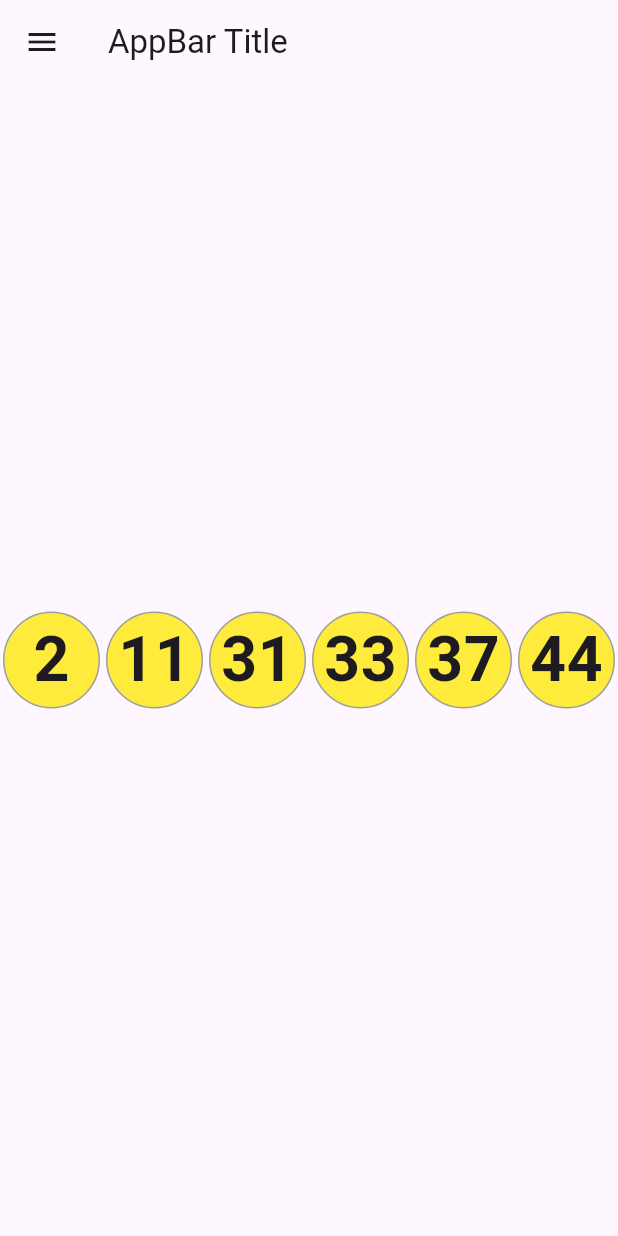
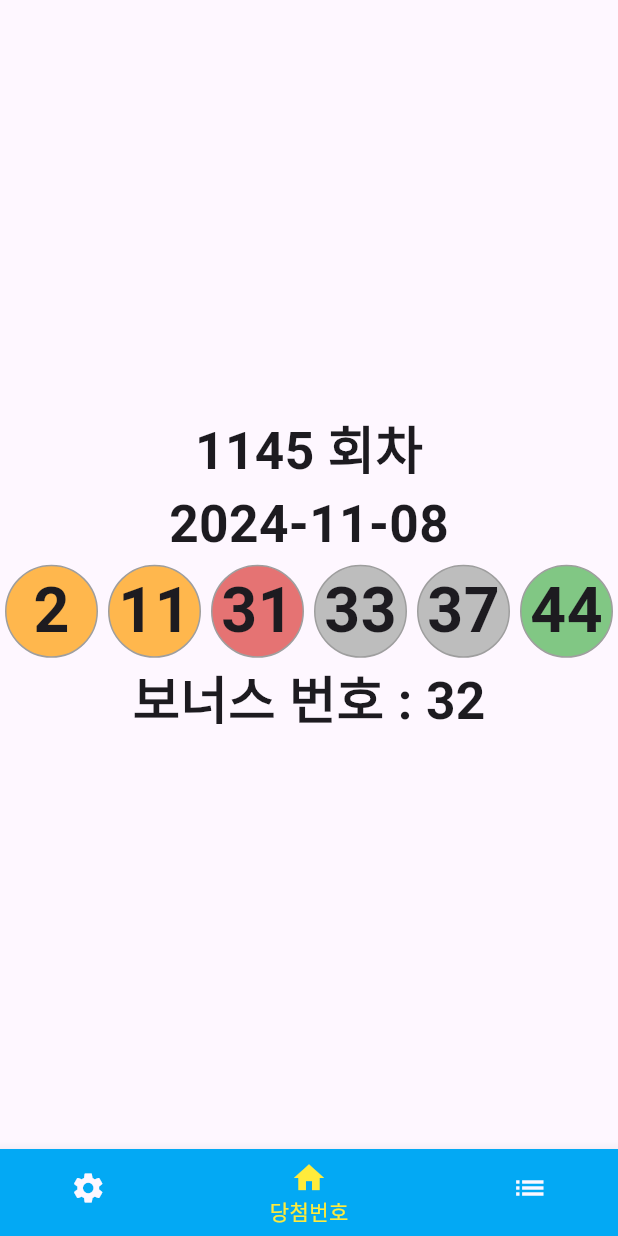
Before and after one commit to business-sixtick/flutter_lotto, a Flutter app: the screen it shows after launch, on a phone screen of 412 x 824 dp. Run offline on Flutter 3.47's test engine with Material 3 defaults, Android fonts, the light colour scheme and no system bars; our stand-ins replace csv, get; missing offline and left inert: cp949_codec.

Commit message:
파일 정리 및 번호생성 페이지, 볼색깔

```diff
--- a/lib/main copy 2.dart
+++ b/lib/backup/main copy 2.dart
@@ -1,5 +1,5 @@
 import 'package:flutter/material.dart';
-import 'lotto.dart';
+import '../control/lotto.dart';
 import 'package:get/get.dart';
 import 'package:flutter_localizations/flutter_localizations.dart';
 // import 'package:flutter/foundation.dart';
--- /dev/null
+++ b/lib/backup/main copy 3.dart
@@ -0,0 +1,105 @@
+import 'package:flutter/material.dart';
+import 'package:flutter_lotto/widget/list_page.dart';
+import 'package:flutter_lotto/widget/lotto_ball.dart';
+import '../control/lotto.dart';
+
+
+// late Lotto lotto;
+late List<List<int>> lottoList;
+void main() async {
+  WidgetsFlutterBinding.ensureInitialized();  // Flutter 바인딩을 초기화  . path_provider 와 관계가 있다.
+  lottoList = await Lotto.getListFromCSV();
+  debugPrint(lottoList.length.toString());
+
+  // debugPrint('main in');
+  // lotto = await Lotto.create();
+  // debugPrint('main lotto');
+  runApp(MyApp());
+  // debugPrint('main out');
+
+  // debugPrint('lotto.wins.length.toString() : ${lotto.wins.length.toString()}');
+  // debugPrint('lotto.wins.last : ${lotto.wins.last}');
+
+}
+
+class MyApp extends StatefulWidget{
+  MyAppState createState() => MyAppState();
+}
+
+class MyAppState extends State<MyApp>{
+  int _selectIndex = 0;
+  List<Widget> _widgetOptions = [
+    // Text('first Screen', style: TextStyle(fontSize: 25, fontWeight: FontWeight.bold),),
+    Center(
+      child: Row(
+        mainAxisAlignment: MainAxisAlignment.spaceEvenly,
+        children: [
+          Expanded(child: LottoBall(lottoList[lottoList.length - 1][2])),
+          Expanded(child: LottoBall(lottoList[lottoList.length - 1][3])),
+          Expanded(child: LottoBall(lottoList[lottoList.length - 1][4])),
+          Expanded(child: LottoBall(lottoList[lottoList.length - 1][5])),
+          Expanded(child: LottoBall(lottoList[lottoList.length - 1][6])),
+          Expanded(child: LottoBall(lottoList[lottoList.length - 1][7])),
+        ],
+      ),
+    ),
+    ListPage(lottoList),
+    Text('third Screen', style: TextStyle(fontSize: 25, fontWeight: FontWeight.bold),),
+    Text('fourth Screen', style: TextStyle(fontSize: 25, fontWeight: FontWeight.bold),),
+  ];
+
+  void _onItemTapped(int index){
+    setState(() => _selectIndex = index);
+  }
+
+  @override
+  Widget build(BuildContext context) {
+    final GlobalKey<ScaffoldState> _scaffoldKey = GlobalKey<ScaffoldState>();
+    return MaterialApp(
+      debugShowCheckedModeBanner: false,
+      home: Scaffold(
+        key: _scaffoldKey,
+        appBar: AppBar(
+          title: Text('AppBar Title'),
+        ),
+        // appBar: AppBar(
+        //   bottom: PreferredSize(preferredSize: const Size.fromHeight(48), child: Theme(
+        //     data: ThemeData.from(colorScheme: ColorScheme.fromSwatch(accentColor: Colors.white)),
+        //     child: Container(height: 48, alignment: Alignment.center, child: Text('AppBar Bottom Text')))),
+        //     flexibleSpace: Container(decoration: BoxDecoration(image: DecorationImage(image: AssetImage('images/girl2.jpeg'),
+        //       fit: BoxFit.fill)),),
+        //     title: Text('AppBar Title'),
+        //     actions: [
+        //       IconButton(onPressed: (){}, icon: const Icon(Icons.add_alert)),
+        //       IconButton(onPressed: (){}, icon: const Icon(Icons.phone)),
+        //     ],
+        // ),
+        body: Center(child: _widgetOptions.elementAt(_selectIndex),),
+        // floatingActionButton: FloatingActionButton(onPressed: (){}, child: const Icon(Icons.add),),
+        // bottomNavigationBar: BottomNavigationBar(
+        //   type: BottomNavigationBarType.shifting,
+        //   items: [
+        //     BottomNavigationBarItem(icon: Icon(Icons.home), label: 'First', backgroundColor: Colors.green),
+        //     BottomNavigationBarItem(icon: Icon(Icons.business), label: 'Second', backgroundColor: Colors.red),
+        //     BottomNavigationBarItem(icon: Icon(Icons.school), label: 'Third', backgroundColor: Colors.purple),
+        //     BottomNavigationBarItem(icon: Icon(Icons.heart_broken), label: 'Fourth', backgroundColor: Colors.pink),
+        //   ],
+        //   currentIndex: _selectIndex,
+        //   selectedItemColor: Colors.amber[800],
+        //   onTap: _onItemTapped,
+        //   ),
+        drawer: Drawer(
+          child: ListView(
+            padding: EdgeInsets.zero,
+            children: [
+              DrawerHeader(child: Text('Drawer Header'), decoration: BoxDecoration(color: Colors.blue),),
+              ListTile(title: Text('당첨번호'), onTap: (){_onItemTapped(0); _scaffoldKey.currentState?.closeDrawer();},),
+              ListTile(title: Text('당첨이력'), onTap: (){_onItemTapped(1); _scaffoldKey.currentState?.closeDrawer();},),
+            ],
+          ),
+        ),
+      ),
+    );
+  }
+
+}
--- a/lib/main.dart
+++ b/lib/main.dart
@@ -1,13 +1,14 @@
 import 'package:flutter/material.dart';
+import 'package:flutter_lotto/widget/draw_page.dart';
 import 'package:flutter_lotto/widget/list_page.dart';
-import 'package:flutter_lotto/widget/lotto_ball.dart';
-import 'lotto.dart';
-
+import 'package:flutter_lotto/widget/win_page.dart';
+import 'control/lotto.dart';
 
 // late Lotto lotto;
 late List<List<int>> lottoList;
 void main() async {
-  WidgetsFlutterBinding.ensureInitialized();  // Flutter 바인딩을 초기화  . path_provider 와 관계가 있다.
+  WidgetsFlutterBinding
+      .ensureInitialized(); // Flutter 바인딩을 초기화  . path_provider 와 관계가 있다.
   lottoList = await Lotto.getListFromCSV();
   debugPrint(lottoList.length.toString());
 
@@ -19,87 +20,77 @@ void main() async {
 
   // debugPrint('lotto.wins.length.toString() : ${lotto.wins.length.toString()}');
   // debugPrint('lotto.wins.last : ${lotto.wins.last}');
-
 }
 
-class MyApp extends StatefulWidget{
+class MyApp extends StatefulWidget {
   MyAppState createState() => MyAppState();
 }
 
-class MyAppState extends State<MyApp>{
-  int _selectIndex = 0;
-  List<Widget> _widgetOptions = [
-    // Text('first Screen', style: TextStyle(fontSize: 25, fontWeight: FontWeight.bold),),
-    Center(
-      child: Row(
-        mainAxisAlignment: MainAxisAlignment.spaceEvenly,
-        children: [
-          Expanded(child: LottoBall(lottoList[lottoList.length - 1][2])),
-          Expanded(child: LottoBall(lottoList[lottoList.length - 1][3])),
-          Expanded(child: LottoBall(lottoList[lottoList.length - 1][4])),
-          Expanded(child: LottoBall(lottoList[lottoList.length - 1][5])),
-          Expanded(child: LottoBall(lottoList[lottoList.length - 1][6])),
-          Expanded(child: LottoBall(lottoList[lottoList.length - 1][7])),
-        ],
-      ),
-    ),
-    ListPage(lottoList),
-    Text('third Screen', style: TextStyle(fontSize: 25, fontWeight: FontWeight.bold),),
-    Text('fourth Screen', style: TextStyle(fontSize: 25, fontWeight: FontWeight.bold),),
-  ];
+class MyAppState extends State<MyApp> {
+  int _selectIndex = 1;
+  PageController _pageController = PageController(initialPage: 1, viewportFraction: 1);
 
-  void _onItemTapped(int index){
+  void _onItemTapped(int index) {
+    setState((){
+      _selectIndex = index;
+
+    });
+    _pageController.animateToPage(index, duration: Duration(milliseconds: 300), curve: Curves.fastOutSlowIn);
+  }
+
+  // PageView에서 페이지가 변경될 때 호출
+  void _onPageChanged(int index) {
     setState(() => _selectIndex = index);
   }
 
   @override
   Widget build(BuildContext context) {
-    final GlobalKey<ScaffoldState> _scaffoldKey = GlobalKey<ScaffoldState>();
     return MaterialApp(
       debugShowCheckedModeBanner: false,
       home: Scaffold(
-        key: _scaffoldKey,
-        appBar: AppBar(
-          title: Text('AppBar Title'),
+        body: PageView(
+          controller: _pageController,
+          onPageChanged: _onPageChanged,
+          children: [
+            DrawPage(lottoList),
+            WinPage(lottoList),
+            ListPage(lottoList),
+          ],
         ),
-        // appBar: AppBar(
-        //   bottom: PreferredSize(preferredSize: const Size.fromHeight(48), child: Theme(
-        //     data: ThemeData.from(colorScheme: ColorScheme.fromSwatch(accentColor: Colors.white)),
-        //     child: Container(height: 48, alignment: Alignment.center, child: Text('AppBar Bottom Text')))),
-        //     flexibleSpace: Container(decoration: BoxDecoration(image: DecorationImage(image: AssetImage('images/girl2.jpeg'),
-        //       fit: BoxFit.fill)),),
-        //     title: Text('AppBar Title'),
-        //     actions: [
-        //       IconButton(onPressed: (){}, icon: const Icon(Icons.add_alert)),
-        //       IconButton(onPressed: (){}, icon: const Icon(Icons.phone)),
+        // floatingActionButton: FloatingActionButton(onPressed: (){}, child: const Icon(Icons.add),),
+        bottomNavigationBar: BottomNavigationBar(
+          type: BottomNavigationBarType.shifting,
+          items: [
+            BottomNavigationBarItem(
+                icon: Icon(Icons.settings),
+                label: '추천번호',
+                backgroundColor: Colors.lightBlue),
+            BottomNavigationBarItem(
+                icon: Icon(Icons.home),
+                label: '당첨번호',
+                backgroundColor: Colors.lightBlue),
+            BottomNavigationBarItem(
+                icon: Icon(Icons.list),
+                label: '당첨이력',
+                backgroundColor: Colors.lightBlue),
+            // BottomNavigationBarItem(icon: Icon(Icons.school), label: 'Third', backgroundColor: Colors.purple),
+            // BottomNavigationBarItem(icon: Icon(Icons.heart_broken), label: 'Fourth', backgroundColor: Colors.pink),
+          ],
+          currentIndex: _selectIndex,
+          selectedItemColor: Colors.yellow,
+          onTap: _onItemTapped,
+        ),
+        // drawer: Drawer(
+        //   child: ListView(
+        //     padding: EdgeInsets.zero,
+        //     children: [
+        //       DrawerHeader(child: Text('Drawer Header'), decoration: BoxDecoration(color: Colors.blue),),
+        //       ListTile(title: Text('당첨번호'), onTap: (){_onItemTapped(0); _scaffoldKey.currentState?.closeDrawer();},),
+        //       ListTile(title: Text('당첨이력'), onTap: (){_onItemTapped(1); _scaffoldKey.currentState?.closeDrawer();},),
         //     ],
+        //   ),
         // ),
-        body: Center(child: _widgetOptions.elementAt(_selectIndex),),
-        // floatingActionButton: FloatingActionButton(onPressed: (){}, child: const Icon(Icons.add),),
-        // bottomNavigationBar: BottomNavigationBar(
-        //   type: BottomNavigationBarType.shifting,
-        //   items: [
-        //     BottomNavigationBarItem(icon: Icon(Icons.home), label: 'First', backgroundColor: Colors.green),
-        //     BottomNavigationBarItem(icon: Icon(Icons.business), label: 'Second', backgroundColor: Colors.red),
-        //     BottomNavigationBarItem(icon: Icon(Icons.school), label: 'Third', backgroundColor: Colors.purple),
-        //     BottomNavigationBarItem(icon: Icon(Icons.heart_broken), label: 'Fourth', backgroundColor: Colors.pink),
-        //   ],
-        //   currentIndex: _selectIndex,
-        //   selectedItemColor: Colors.amber[800],
-        //   onTap: _onItemTapped,
-        //   ),
-        drawer: Drawer(
-          child: ListView(
-            padding: EdgeInsets.zero,
-            children: [
-              DrawerHeader(child: Text('Drawer Header'), decoration: BoxDecoration(color: Colors.blue),),
-              ListTile(title: Text('당첨번호'), onTap: (){_onItemTapped(0); _scaffoldKey.currentState?.closeDrawer();},),
-              ListTile(title: Text('당첨이력'), onTap: (){_onItemTapped(1); _scaffoldKey.currentState?.closeDrawer();},),
-            ],
-          ),
-        ),
       ),
     );
   }
-
 }
--- a/lib/widget/lotto_ball.dart
+++ b/lib/widget/lotto_ball.dart
@@ -11,7 +11,7 @@ class LottoBall extends StatelessWidget{
     return Container(
       margin: EdgeInsets.all(2),
       decoration: BoxDecoration(
-        color: Colors.yellow,
+        color: ballColor(number),
         shape: BoxShape.circle,
         border: Border.all(color: Colors.grey),
       ),
@@ -29,3 +29,19 @@ class LottoBall extends StatelessWidget{
       ));
   }
 }
+
+Color ballColor(int num){
+  Color? color = Colors.grey;
+  if(num < 12){
+    color = Colors.orange[300];
+  }else if(num < 22){
+    color = Colors.lightBlue[300];
+  }else if(num < 32){
+    color = Colors.red[300];
+  }else if(num < 42){
+    color = Colors.grey[400];
+  }else{
+    color = Colors.green[300];
+  }
+  return color ?? Colors.grey;
+}
--- /dev/null
+++ b/lib/widget/win_page.dart
@@ -0,0 +1,43 @@
+import 'package:flutter/material.dart';
+import 'package:flutter_lotto/widget/lotto_ball.dart';
+
+class WinPage extends StatelessWidget {
+  late List<List<int>> lottoList;
+  WinPage(this.lottoList);
+  @override
+  Widget build(BuildContext context) {
+    double textSize = MediaQuery.of(context).size.width / 12;
+    return Center(
+      child: Column(
+        mainAxisAlignment: MainAxisAlignment.center,
+        children: [
+          Text(
+            '${lottoList[lottoList.length - 1][0]} 회차',
+            style: TextStyle(fontWeight: FontWeight.bold, fontSize: textSize,),
+
+          ),
+          Text(
+            '${DateTime.fromMillisecondsSinceEpoch(lottoList[lottoList.length -1][1]).toString().split(' ')[0]}',
+            style: TextStyle(fontWeight: FontWeight.bold, fontSize: textSize,),
+          ),
+          Row(
+            mainAxisAlignment: MainAxisAlignment.spaceEvenly,
+            children: [
+              Expanded(child: LottoBall(lottoList[lottoList.length - 1][2])),
+              Expanded(child: LottoBall(lottoList[lottoList.length - 1][3])),
+              Expanded(child: LottoBall(lottoList[lottoList.length - 1][4])),
+              Expanded(child: LottoBall(lottoList[lottoList.length - 1][5])),
+              Expanded(child: LottoBall(lottoList[lottoList.length - 1][6])),
+              Expanded(child: LottoBall(lottoList[lottoList.length - 1][7])),
+            ],
+          ),
+          Text(
+            '보너스 번호 : ${lottoList[lottoList.length - 1][8]}',
+            style: TextStyle(fontWeight: FontWeight.bold, fontSize: textSize,),
+
+          ),
+        ],
+      ),
+    );
+  }
+}
```
Also changed, not shown: lib/control/lotto.dart (renamed from lib/lotto.dart, +30 -0 lines), lib/widget/draw_page.dart (added, +71 -0 lines), pubspec.yaml (+5 -2 lines), lib/backup/lotto copy.dart (renamed from lib/lotto copy.dart), lib/backup/main copy.dart (renamed from lib/main copy.dart), lib/backup/sqlite_lotto.dart (renamed from lib/sqlite_lotto.dart), pubspec.lock, 1 other file.
